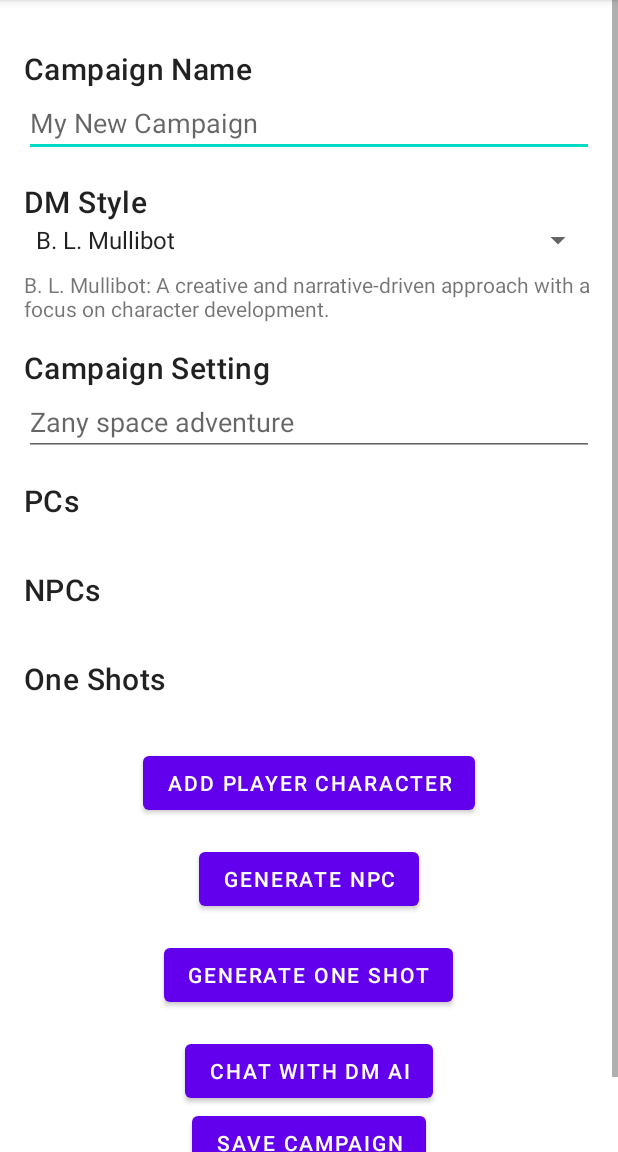
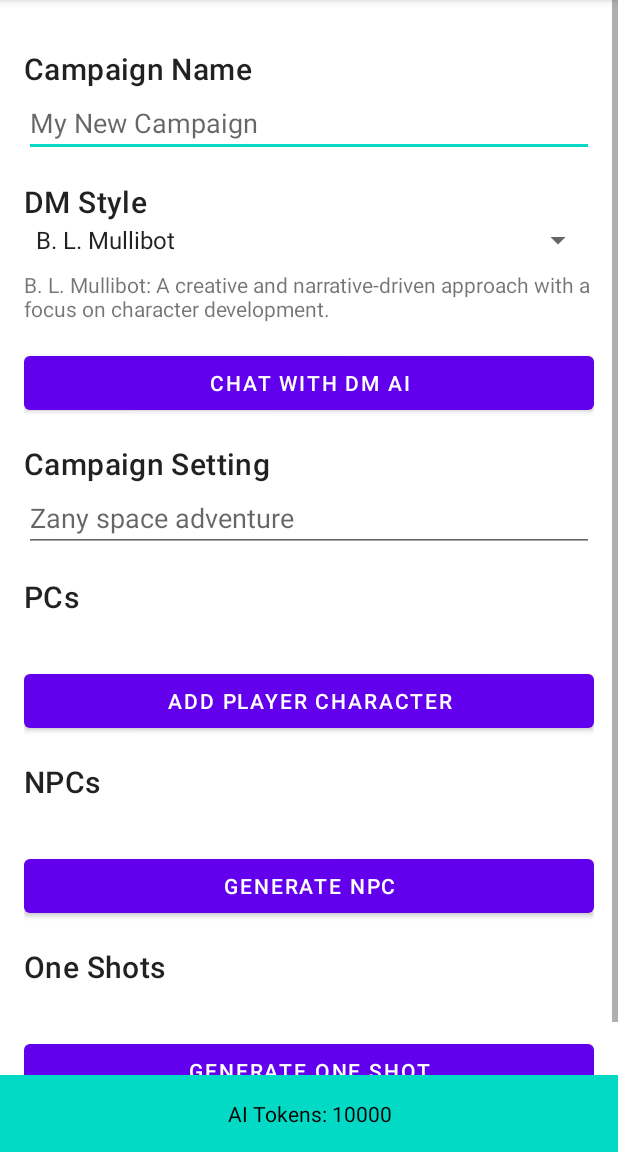
Before and after one commit to dhakim87/dm_assist, an Android app: the CreateCampaignActivity screen opened directly, with no data from a screen before it, on a phone screen of 412 x 824 dp, the part 84-1236 px from its top. Run offline under Robolectric (Android 15) with nearby library versions, the phone set to English and light mode, and no system bars; our stand-ins replace AdMob; network calls fail; pictures from the network do not load.

Commit message:
Button sizes and locations AI tokens always visible on campaign activity.

```diff
--- a/app/src/main/java/com/dm/assist/activity/CreateCampaignActivity.java
+++ b/app/src/main/java/com/dm/assist/activity/CreateCampaignActivity.java
@@ -46,8 +46,6 @@ import com.google.android.gms.ads.initialization.OnInitializationCompleteListene
 import com.google.android.gms.ads.interstitial.InterstitialAd;
 import com.google.android.gms.ads.interstitial.InterstitialAdLoadCallback;
 
-
-
 public class CreateCampaignActivity extends AppCompatActivity {
     public static boolean showedPlea = false;
 
@@ -61,7 +59,6 @@ public class CreateCampaignActivity extends AppCompatActivity {
     private EditText campaignNameEditText;
     private Spinner dmStyleSpinner;
     private EditText settingEditText;
-    private Button saveCampaignButton;
     private Button addCharacterButton;
     private Button generateNPCButton;
     private Button generateOneShotButton;
@@ -110,7 +107,6 @@ public class CreateCampaignActivity extends AppCompatActivity {
         campaignNameEditText = findViewById(R.id.campaignNameEditText);
         dmStyleSpinner = findViewById(R.id.dmStyleSpinner);
         settingEditText = findViewById(R.id.settingEditText);
-        saveCampaignButton = findViewById(R.id.saveCampaignButton);
         dmStyleDescriptionTextView = findViewById(R.id.dmStyleDescriptionTextView);
         remainingTokensTextView = findViewById(R.id.remainingTokensTextView);
 
@@ -156,13 +152,6 @@ public class CreateCampaignActivity extends AppCompatActivity {
             @Override
             public void onNothingSelected(AdapterView<?> parent) {
                 dmStyleDescriptionTextView.setText("");
-            }
-        });
-
-        saveCampaignButton.setOnClickListener(new View.OnClickListener() {
-            @Override
-            public void onClick(View view) {
-                saveCampaign(true);
             }
         });
 
@@ -284,6 +273,7 @@ public class CreateCampaignActivity extends AppCompatActivity {
             if (tokens < 0) {
                 System.out.println("Has an ad to show: " + (this.interstitialAd != null));
                 if (this.interstitialAd == null && !this.loadingAd) {
+                    System.out.println("Loading ad...");
                     this.loadingAd = true;
                     AdRequest adRequest = new AdRequest.Builder().build();
                     InterstitialAd.load(this, AD_ID, adRequest,
@@ -352,6 +342,11 @@ public class CreateCampaignActivity extends AppCompatActivity {
                 }
             }
         }
+    }
+
+    @Override
+    public void onBackPressed() {
+        saveCampaign(true);
     }
 
     @Override
--- a/app/src/main/res/layout/activity_character_dialog.xml
+++ b/app/src/main/res/layout/activity_character_dialog.xml
@@ -3,8 +3,7 @@
     xmlns:tools="http://schemas.android.com/tools"
     android:layout_width="match_parent"
     android:layout_height="match_parent"
-    android:fillViewport="true"
-    tools:context=".CreateCampaignActivity">
+    android:fillViewport="true">
 
     <LinearLayout
         android:layout_width="match_parent"
@@ -29,7 +28,7 @@
 
         <Button
             android:id="@+id/sendButton"
-            android:layout_width="wrap_content"
+            android:layout_width="match_parent"
             android:layout_height="wrap_content"
             android:layout_gravity="center_horizontal"
             android:text="Send" />
--- a/app/src/main/res/layout/activity_create_campaign.xml
+++ b/app/src/main/res/layout/activity_create_campaign.xml
@@ -1,16 +1,24 @@
-<ScrollView
-    xmlns:android="http://schemas.android.com/apk/res/android"
+<androidx.constraintlayout.widget.ConstraintLayout xmlns:android="http://schemas.android.com/apk/res/android"
     xmlns:app="http://schemas.android.com/apk/res-auto"
     xmlns:tools="http://schemas.android.com/tools"
     android:layout_width="match_parent"
-    android:layout_height="match_parent"
-    android:fillViewport="true"
-    android:layout_weight="1">
+    android:layout_height="match_parent">
+
+    <ScrollView
+        android:layout_width="match_parent"
+        android:layout_height="0dp"
+        android:layout_weight="1"
+        app:layout_constraintBottom_toTopOf="@+id/remainingTokensTextView"
+        app:layout_constraintEnd_toEndOf="parent"
+        app:layout_constraintStart_toStartOf="parent"
+        app:layout_constraintTop_toTopOf="parent"
+        >
         <LinearLayout xmlns:android="http://schemas.android.com/apk/res/android"
             xmlns:app="http://schemas.android.com/apk/res-auto"
             xmlns:tools="http://schemas.android.com/tools"
             android:layout_width="match_parent"
             android:layout_height="match_parent"
+            android:layout_weight="1"
             android:orientation="vertical"
             android:padding="16dp"
             tools:context=".activity.CreateCampaignActivity">
@@ -49,6 +57,14 @@
                 android:layout_marginTop="8dp"
                 android:text="" />
 
+            <Button
+                android:id="@+id/chatWithDMButton"
+                android:layout_width="match_parent"
+                android:layout_height="wrap_content"
+                android:layout_marginTop="16dp"
+                android:layout_gravity="center_horizontal"
+                android:text="Chat With DM AI" />
+
             <TextView
                 android:layout_width="wrap_content"
                 android:layout_height="wrap_content"
@@ -77,6 +93,14 @@
                 android:layout_weight="1"
                 android:layout_marginTop="16dp" />
 
+            <Button
+                android:id="@+id/addCharacterButton"
+                android:layout_width="match_parent"
+                android:layout_height="wrap_content"
+                android:layout_marginTop="16dp"
+                android:layout_gravity="center_horizontal"
+                android:text="Add Player Character" />
+
             <TextView
                 android:layout_width="wrap_content"
                 android:layout_height="wrap_content"
@@ -90,6 +114,15 @@
                 android:layout_height="wrap_content"
                 android:layout_weight="1"
                 android:layout_marginTop="16dp" />
+
+            <Button
+                android:id="@+id/generateNPCButton"
+                android:layout_width="match_parent"
+                android:layout_height="wrap_content"
+                android:layout_marginTop="16dp"
+                android:layout_gravity="center_horizontal"
+                android:text="Generate NPC" />
+
 
             <TextView
                 android:layout_width="wrap_content"
@@ -106,49 +139,26 @@
                 android:layout_marginTop="16dp" />
 
             <Button
-            android:id="@+id/addCharacterButton"
-            android:layout_width="wrap_content"
-            android:layout_height="wrap_content"
-            android:layout_marginTop="16dp"
-            android:layout_gravity="center_horizontal"
-            android:text="Add Player Character" />
-
-        <Button
-            android:id="@+id/generateNPCButton"
-            android:layout_width="wrap_content"
-            android:layout_height="wrap_content"
-            android:layout_marginTop="16dp"
-            android:layout_gravity="center_horizontal"
-            android:text="Generate NPC" />
-
-        <Button
                 android:id="@+id/generateOneShotButton"
-            android:layout_width="wrap_content"
+                android:layout_width="match_parent"
                 android:layout_height="wrap_content"
                 android:layout_marginTop="16dp"
                 android:layout_gravity="center_horizontal"
                 android:text="Generate One Shot" />
 
-        <Button
-            android:id="@+id/chatWithDMButton"
-            android:layout_width="wrap_content"
-            android:layout_height="wrap_content"
-            android:layout_marginTop="16dp"
-            android:layout_gravity="center_horizontal"
-            android:text="Chat With DM AI" />
-
-        <Button
-            android:id="@+id/saveCampaignButton"
-            android:layout_width="wrap_content"
-            android:layout_height="wrap_content"
-            android:layout_gravity="center_horizontal"
-            android:text="Save Campaign" />
+        </LinearLayout>
+    </ScrollView>
 
     <TextView
         android:id="@+id/remainingTokensTextView"
-            android:layout_width="wrap_content"
+        android:layout_width="match_parent"
         android:layout_height="wrap_content"
-            android:text="Remaining Tokens: 0"/>
+        android:background="@color/design_default_color_secondary"
+        android:padding="16dp"
+        android:textAlignment="center"
+        android:text="Remaining Tokens: 0"
+        app:layout_constraintBottom_toBottomOf="parent"
+        app:layout_constraintEnd_toEndOf="parent"
+        app:layout_constraintStart_toStartOf="parent" />
 
-    </LinearLayout>
-</ScrollView>
+</androidx.constraintlayout.widget.ConstraintLayout>
--- a/app/src/main/res/layout/activity_main.xml
+++ b/app/src/main/res/layout/activity_main.xml
@@ -15,7 +15,7 @@
 
     <Button
         android:id="@+id/createCampaignButton"
-        android:layout_width="wrap_content"
+        android:layout_width="match_parent"
         android:layout_height="wrap_content"
         android:layout_gravity="center_horizontal"
         android:layout_marginTop="16dp"
```
Also changed, not shown: app/src/main/java/com/dm/assist/activity/AddOneShotActivity.java (+4 -9 lines), app/src/main/java/com/dm/assist/activity/AddPlayerCharacterActivity.java (+7 -12 lines), app/src/main/res/layout/activity_add_one_shot.xml (+1 -8 lines), app/src/main/res/layout/activity_add_player_character.xml (+2 -10 lines). Lines whose indentation alone changed are shown as unchanged.
